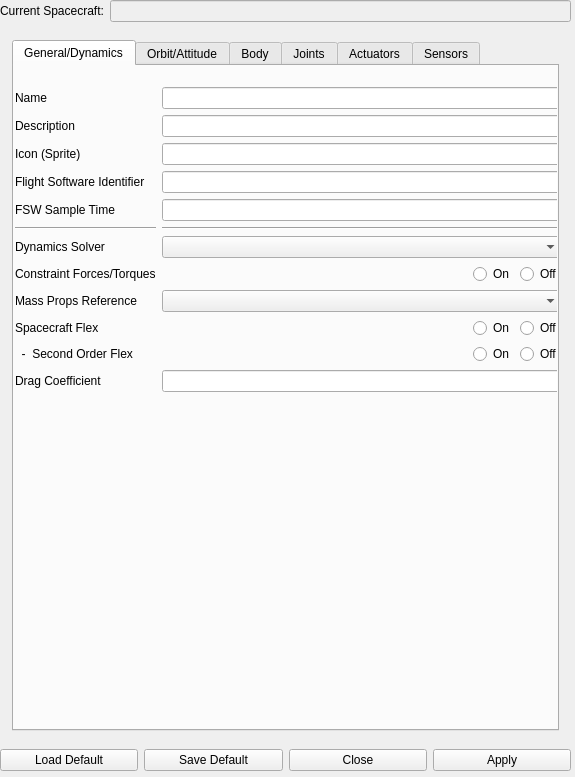
Qt form dsm_gui/spc_submenu.ui (pavelgalchenko/dsm_gui) before a commit.
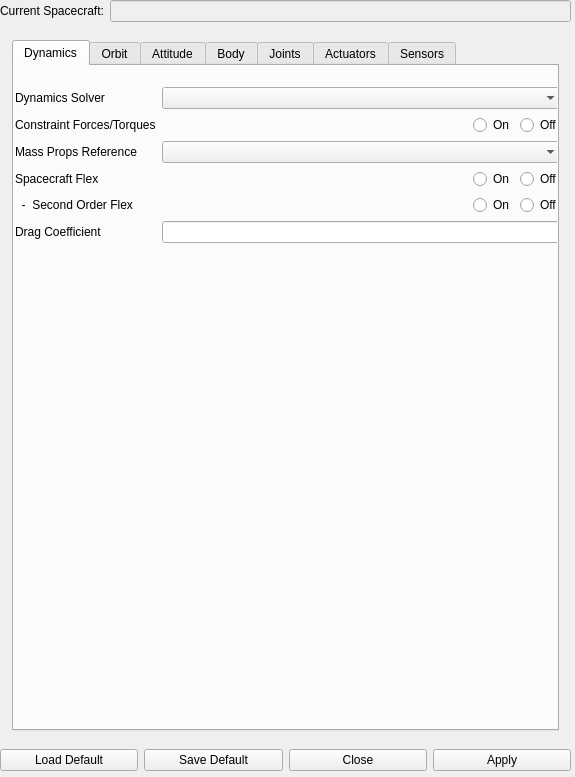
The same form after that commit. The open tabs and pages were chosen to show the change.

Commit message: Minimally working spc_menu, rearranged items from submenu to menu

The edit to the form file:
```diff
--- a/dsm_gui/spc_submenu.ui
+++ b/dsm_gui/spc_submenu.ui
@@ -92,7 +92,7 @@
         </property>
         <widget class="QWidget" name="general">
          <attribute name="title">
-          <string>General/Dynamics</string>
+          <string>Dynamics</string>
          </attribute>
          <widget class="QWidget" name="gridLayoutWidget">
           <property name="geometry">
@@ -116,171 +116,14 @@
            <property name="bottomMargin">
             <number>12</number>
            </property>
-           <item row="0" column="1">
-            <widget class="QLineEdit" name="spc_cur_name"/>
-           </item>
-           <item row="5" column="0">
-            <widget class="Line" name="line">
-             <property name="orientation">
-              <enum>Qt::Horizontal</enum>
-             </property>
-            </widget>
-           </item>
-           <item row="11" column="1">
-            <widget class="QLineEdit" name="spc_cur_drag"/>
-           </item>
-           <item row="9" column="1">
-            <layout class="QHBoxLayout" name="horizontalLayout_12">
-             <item>
-              <spacer name="horizontalSpacer_2">
-               <property name="orientation">
-                <enum>Qt::Horizontal</enum>
-               </property>
-               <property name="sizeHint" stdset="0">
-                <size>
-                 <width>40</width>
-                 <height>20</height>
-                </size>
-               </property>
-              </spacer>
-             </item>
-             <item>
-              <widget class="QRadioButton" name="spc_cur_flex_off">
-               <property name="text">
-                <string>On</string>
-               </property>
-               <attribute name="buttonGroup">
-                <string notr="true">spc_cur_flex</string>
-               </attribute>
-              </widget>
-             </item>
-             <item>
-              <widget class="QRadioButton" name="spc_cur_flex_on">
-               <property name="text">
-                <string>Off</string>
-               </property>
-               <attribute name="buttonGroup">
-                <string notr="true">spc_cur_flex</string>
-               </attribute>
-              </widget>
-             </item>
-            </layout>
-           </item>
-           <item row="5" column="1">
-            <widget class="Line" name="line_2">
-             <property name="orientation">
-              <enum>Qt::Horizontal</enum>
-             </property>
-            </widget>
-           </item>
-           <item row="11" column="0">
-            <widget class="QLabel" name="label_19">
-             <property name="text">
-              <string>Drag Coefficient</string>
-             </property>
-            </widget>
-           </item>
-           <item row="2" column="1">
-            <widget class="QLineEdit" name="spc_cur_sprite"/>
-           </item>
-           <item row="12" column="0">
-            <spacer name="verticalSpacer">
-             <property name="orientation">
-              <enum>Qt::Vertical</enum>
-             </property>
-             <property name="sizeHint" stdset="0">
-              <size>
-               <width>20</width>
-               <height>40</height>
-              </size>
-             </property>
-            </spacer>
-           </item>
-           <item row="8" column="1">
-            <widget class="QComboBox" name="comboBox"/>
-           </item>
-           <item row="7" column="0">
-            <widget class="QLabel" name="label_7">
-             <property name="text">
-              <string>Constraint Forces/Torques</string>
-             </property>
-            </widget>
-           </item>
-           <item row="3" column="1">
-            <widget class="QLineEdit" name="cur_spc_fsw"/>
-           </item>
-           <item row="7" column="1">
-            <layout class="QHBoxLayout" name="horizontalLayout_11">
-             <item>
-              <spacer name="horizontalSpacer">
-               <property name="orientation">
-                <enum>Qt::Horizontal</enum>
-               </property>
-               <property name="sizeHint" stdset="0">
-                <size>
-                 <width>40</width>
-                 <height>20</height>
-                </size>
-               </property>
-              </spacer>
-             </item>
-             <item>
-              <widget class="QRadioButton" name="spc_cur_con_off">
-               <property name="text">
-                <string>On</string>
-               </property>
-               <attribute name="buttonGroup">
-                <string notr="true">spc_cur_con</string>
-               </attribute>
-              </widget>
-             </item>
-             <item>
-              <widget class="QRadioButton" name="spc_cur_con_on">
-               <property name="text">
-                <string>Off</string>
-               </property>
-               <attribute name="buttonGroup">
-                <string notr="true">spc_cur_con</string>
-               </attribute>
-              </widget>
-             </item>
-            </layout>
-           </item>
-           <item row="6" column="0">
+           <item row="0" column="0">
             <widget class="QLabel" name="label_6">
              <property name="text">
               <string>Dynamics Solver</string>
              </property>
             </widget>
            </item>
-           <item row="1" column="1">
-            <widget class="QLineEdit" name="spc_cur_desc"/>
-           </item>
-           <item row="4" column="0">
-            <widget class="QLabel" name="label_5">
-             <property name="text">
-              <string>FSW Sample Time</string>
-             </property>
-            </widget>
-           </item>
-           <item row="1" column="0">
-            <widget class="QLabel" name="label">
-             <property name="text">
-              <string>Description</string>
-             </property>
-            </widget>
-           </item>
-           <item row="8" column="0">
-            <widget class="QLabel" name="label_8">
-             <property name="text">
-              <string>Mass Props Reference</string>
-             </property>
-            </widget>
-           </item>
-           <item row="6" column="1">
-            <widget class="QComboBox" name="cur_spc_solver"/>
-           </item>
-           <item row="9" column="0">
+           <item row="3" column="0">
             <widget class="QLabel" name="label_9">
              <property name="text">
               <string>Spacecraft Flex</string>
@@ -288,30 +131,6 @@
             </widget>
            </item>
            <item row="4" column="1">
-            <widget class="QLineEdit" name="spc_cur_fsw_freq"/>
-           </item>
-           <item row="0" column="0">
-            <widget class="QLabel" name="spc_desc">
-             <property name="text">
-              <string>Name</string>
-             </property>
-            </widget>
-           </item>
-           <item row="2" column="0">
-            <widget class="QLabel" name="label_3">
-             <property name="text">
-              <string>Icon (Sprite)</string>
-             </property>
-            </widget>
-           </item>
-           <item row="3" column="0">
-            <widget class="QLabel" name="label_4">
-             <property name="text">
-              <string>Flight Software Identifier</string>
-             </property>
-            </widget>
-           </item>
-           <item row="10" column="1">
             <layout class="QHBoxLayout" name="horizontalLayout_13">
              <item>
               <spacer name="horizontalSpacer_3">
@@ -348,19 +167,136 @@
              </item>
             </layout>
            </item>
-           <item row="10" column="0">
+           <item row="2" column="1">
+            <widget class="QComboBox" name="comboBox"/>
+           </item>
+           <item row="6" column="0">
+            <spacer name="verticalSpacer">
+             <property name="orientation">
+              <enum>Qt::Vertical</enum>
+             </property>
+             <property name="sizeHint" stdset="0">
+              <size>
+               <width>20</width>
+               <height>40</height>
+              </size>
+             </property>
+            </spacer>
+           </item>
+           <item row="1" column="1">
+            <layout class="QHBoxLayout" name="horizontalLayout_11">
+             <item>
+              <spacer name="horizontalSpacer">
+               <property name="orientation">
+                <enum>Qt::Horizontal</enum>
+               </property>
+               <property name="sizeHint" stdset="0">
+                <size>
+                 <width>40</width>
+                 <height>20</height>
+                </size>
+               </property>
+              </spacer>
+             </item>
+             <item>
+              <widget class="QRadioButton" name="spc_cur_con_off">
+               <property name="text">
+                <string>On</string>
+               </property>
+               <attribute name="buttonGroup">
+                <string notr="true">spc_cur_con</string>
+               </attribute>
+              </widget>
+             </item>
+             <item>
+              <widget class="QRadioButton" name="spc_cur_con_on">
+               <property name="text">
+                <string>Off</string>
+               </property>
+               <attribute name="buttonGroup">
+                <string notr="true">spc_cur_con</string>
+               </attribute>
+              </widget>
+             </item>
+            </layout>
+           </item>
+           <item row="5" column="1">
+            <widget class="QLineEdit" name="spc_cur_drag"/>
+           </item>
+           <item row="4" column="0">
             <widget class="QLabel" name="label_18">
              <property name="text">
               <string>  -  Second Order Flex</string>
              </property>
             </widget>
            </item>
+           <item row="3" column="1">
+            <layout class="QHBoxLayout" name="horizontalLayout_12">
+             <item>
+              <spacer name="horizontalSpacer_2">
+               <property name="orientation">
+                <enum>Qt::Horizontal</enum>
+               </property>
+               <property name="sizeHint" stdset="0">
+                <size>
+                 <width>40</width>
+                 <height>20</height>
+                </size>
+               </property>
+              </spacer>
+             </item>
+             <item>
+              <widget class="QRadioButton" name="spc_cur_flex_off">
+               <property name="text">
+                <string>On</string>
+               </property>
+               <attribute name="buttonGroup">
+                <string notr="true">spc_cur_flex</string>
+               </attribute>
+              </widget>
+             </item>
+             <item>
+              <widget class="QRadioButton" name="spc_cur_flex_on">
+               <property name="text">
+                <string>Off</string>
+               </property>
+               <attribute name="buttonGroup">
+                <string notr="true">spc_cur_flex</string>
+               </attribute>
+              </widget>
+             </item>
+            </layout>
+           </item>
+           <item row="1" column="0">
+            <widget class="QLabel" name="label_7">
+             <property name="text">
+              <string>Constraint Forces/Torques</string>
+             </property>
+            </widget>
+           </item>
+           <item row="0" column="1">
+            <widget class="QComboBox" name="cur_spc_solver"/>
+           </item>
+           <item row="2" column="0">
+            <widget class="QLabel" name="label_8">
+             <property name="text">
+              <string>Mass Props Reference</string>
+             </property>
+            </widget>
+           </item>
+           <item row="5" column="0">
+            <widget class="QLabel" name="label_19">
+             <property name="text">
+              <string>Drag Coefficient</string>
+             </property>
+            </widget>
+           </item>
           </layout>
          </widget>
         </widget>
         <widget class="QWidget" name="orbit">
          <attribute name="title">
-          <string>Orbit/Attitude</string>
+          <string>Orbit</string>
          </attribute>
          <widget class="QWidget" name="gridLayoutWidget_3">
           <property name="geometry">
@@ -557,8 +493,37 @@
              </property>
             </widget>
            </item>
-           <item row="7" column="0">
-            <widget class="QLabel" name="label_14">
+          </layout>
+         </widget>
+        </widget>
+        <widget class="QWidget" name="Attitude">
+         <attribute name="title">
+          <string>Attitude</string>
+         </attribute>
+         <widget class="QWidget" name="gridLayoutWidget_13">
+          <property name="geometry">
+           <rect>
+            <x>0</x>
+            <y>10</y>
+            <width>541</width>
+            <height>561</height>
+           </rect>
+          </property>
+          <layout class="QGridLayout" name="gridLayout_15">
+           <property name="leftMargin">
+            <number>12</number>
+           </property>
+           <property name="topMargin">
+            <number>12</number>
+           </property>
+           <property name="rightMargin">
+            <number>12</number>
+           </property>
+           <property name="bottomMargin">
+            <number>12</number>
+           </property>
+           <item row="2" column="0">
+            <widget class="QLabel" name="label_125">
              <property name="text">
               <string>Initial Attitude Parameter</string>
              </property>
```
Left out of the diff: 273 changed lines with no effect on the pictures. The commit also changes 6 other files.
